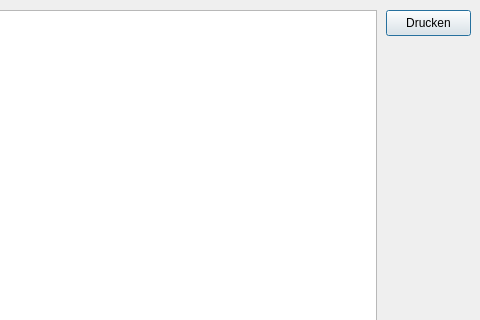
First picture: the form in dialog_printbox.ui, repository 15831944/CBrain, before the edit; both pictures show x 174 to 654 and y 0 to 320 of the 654 by 467 pixel window.
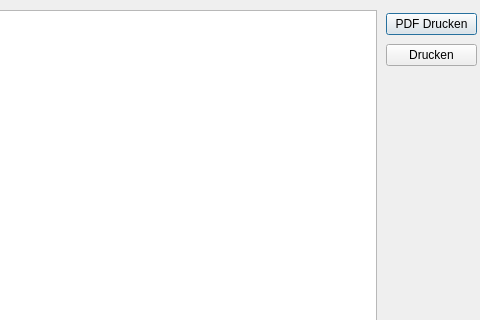
Second picture: the form after the edit.

```diff
--- a/dialog_printbox.ui
+++ b/dialog_printbox.ui
@@ -26,18 +26,31 @@
     <enum>QTextEdit::NoWrap</enum>
    </property>
   </widget>
-  <widget class="QPushButton" name="pushButton_print">
+  <widget class="QWidget" name="">
    <property name="geometry">
     <rect>
      <x>560</x>
      <y>10</y>
-     <width>85</width>
-     <height>26</height>
+     <width>91</width>
+     <height>61</height>
     </rect>
    </property>
+   <layout class="QVBoxLayout" name="verticalLayout">
+    <item>
+     <widget class="QPushButton" name="pushButton_print_pdf">
+      <property name="text">
+       <string>PDF Drucken</string>
+      </property>
+     </widget>
+    </item>
+    <item>
+     <widget class="QPushButton" name="pushButton_print">
    <property name="text">
     <string>Drucken</string>
    </property>
+     </widget>
+    </item>
+   </layout>
   </widget>
  </widget>
  <resources/>
```
Lines whose indentation alone changed are shown as unchanged.
